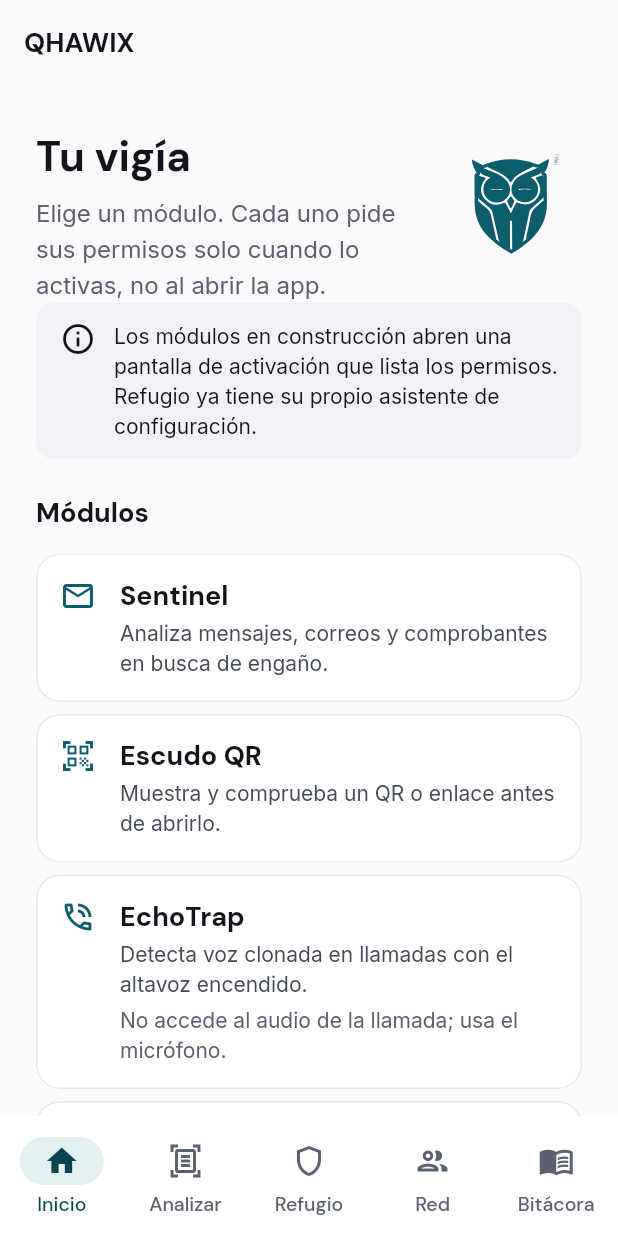
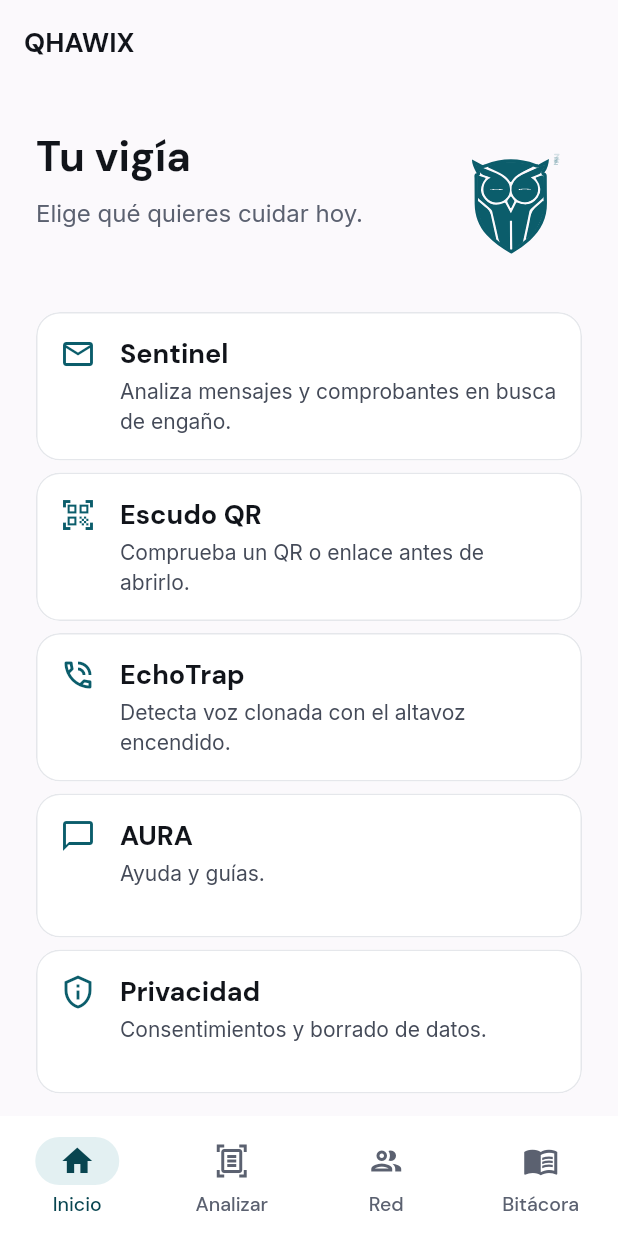
Before and after one commit to bennndev/qhawix, a Flutter app: the screen it shows after launch, on a phone screen of 412 x 824 dp. Run offline on Flutter 3.47's test engine with Material 3 defaults, Android fonts, the phone set to English and light mode, and no system bars; our stand-ins replace flutter_local_notifications, flutter_native_contact_picker, flutter_secure_storage, geolocator, go_router, native_geofence and 1 more; missing offline and left inert: android_alarm_manager_plus, another_telephony, cryptography.

Commit message:
feat(ui): remove Refuge and Guardian Pay from the product shell
Drop both modules from catalog, bottom tabs, router, and providers so the main app only exposes the active product surface.

Co-authored-by: Cursor <cursoragent@cursor.com>

```diff
--- a/ui/lib/app/analyze_screen.dart
+++ b/ui/lib/app/analyze_screen.dart
@@ -28,16 +28,13 @@ class AnalyzeScreen extends StatelessWidget {
               children: [
                 const PageHeader(
                   title: 'Analizar',
-                  subtitle:
-                      'Mensajes, QR y llamadas. Cada módulo pide solo el '
-                      'permiso que necesita cuando lo abres.',
+                  subtitle: 'Mensajes, QR y llamadas.',
                 ),
                 for (final entry in ModuleCatalog.analyzeEntries) ...[
                   ModuleCard(
                     icon: entry.icon,
                     name: entry.name,
                     purpose: entry.purpose,
-                    limitNote: entry.limitNote,
                     onTap: () => openModule(context, entry),
                   ),
                   SizedBox(height: space.sm),
--- a/ui/lib/app/app_router.dart
+++ b/ui/lib/app/app_router.dart
@@ -2,7 +2,6 @@ import 'package:flutter/material.dart';
 import 'package:go_router/go_router.dart';
 
 import '../features/logbook/view/logbook_screen.dart';
-import '../features/refuge/view/refuge_screen.dart';
 import '../features/trust_circle/view/trust_circle_screen.dart';
 import 'analyze_screen.dart';
 import 'app_shell.dart';
@@ -11,7 +10,7 @@ import 'module_catalog.dart';
 import 'module_host.dart';
 import 'module_onboarding_screen.dart';
 
-/// Root [GoRouter] for the QHAWIX shell (five tabs + module routes).
+/// Root [GoRouter] for the QHAWIX shell (four tabs + module routes).
 GoRouter createAppRouter({GlobalKey<NavigatorState>? navigatorKey}) {
   return GoRouter(
     navigatorKey: navigatorKey,
@@ -40,14 +39,6 @@ GoRouter createAppRouter({GlobalKey<NavigatorState>? navigatorKey}) {
           StatefulShellBranch(
             routes: [
               GoRoute(
-                path: '/refugio',
-                builder: (context, state) => const RefugeScreen(),
-              ),
-            ],
-          ),
-          StatefulShellBranch(
-            routes: [
-              GoRoute(
                 path: '/red',
                 builder: (context, state) => const TrustCircleScreen(),
               ),
@@ -66,7 +57,8 @@ GoRouter createAppRouter({GlobalKey<NavigatorState>? navigatorKey}) {
       GoRoute(
         path: '/m/:slug/onboarding',
         builder: (context, state) {
-          final entry = ModuleCatalog.byPathSegment(state.pathParameters['slug']!);
+          final entry =
+              ModuleCatalog.byPathSegment(state.pathParameters['slug']!);
           if (entry == null) {
             return const _UnknownModuleScreen();
           }
@@ -76,7 +68,8 @@ GoRouter createAppRouter({GlobalKey<NavigatorState>? navigatorKey}) {
       GoRoute(
         path: '/m/:slug',
         builder: (context, state) {
-          final entry = ModuleCatalog.byPathSegment(state.pathParameters['slug']!);
+          final entry =
+              ModuleCatalog.byPathSegment(state.pathParameters['slug']!);
           if (entry == null) {
             return const _UnknownModuleScreen();
           }
--- a/ui/lib/app/app_shell.dart
+++ b/ui/lib/app/app_shell.dart
@@ -3,7 +3,7 @@ import 'package:go_router/go_router.dart';
 
 import '../core/widgets/bottom_nav.dart';
 
-/// Persistent chrome: bottom navigation for the five DESIGN.md tabs.
+/// Persistent chrome: bottom navigation for the main tabs.
 class AppShell extends StatelessWidget {
   const AppShell({super.key, required this.navigationShell});
 
@@ -12,7 +12,6 @@ class AppShell extends StatelessWidget {
   static const _tabs = <QhawixTab>[
     QhawixTab.inicio,
     QhawixTab.analizar,
-    QhawixTab.refugio,
     QhawixTab.red,
     QhawixTab.bitacora,
   ];
--- a/ui/lib/app/home_screen.dart
+++ b/ui/lib/app/home_screen.dart
@@ -4,7 +4,6 @@ import '../core/widgets/guardian_mascot/guardian_mascot.dart';
 import '../core/widgets/module_card.dart';
 import '../core/widgets/page_header.dart';
 import '../core/widgets/qhawix_app_bar.dart';
-import '../core/widgets/status_banner.dart';
 import 'module_catalog.dart';
 import 'module_navigation.dart';
 
@@ -28,12 +27,10 @@ class HomeScreen extends StatelessWidget {
                 Row(
                   crossAxisAlignment: CrossAxisAlignment.start,
                   children: [
-                    Expanded(
+                    const Expanded(
                       child: PageHeader(
                         title: 'Tu vigía',
-                        subtitle:
-                            'Elige un módulo. Cada uno pide sus permisos solo '
-                            'cuando lo activas, no al abrir la app.',
+                        subtitle: 'Elige qué quieres cuidar hoy.',
                       ),
                     ),
                     GuardianMascot(
@@ -49,21 +46,12 @@ class HomeScreen extends StatelessWidget {
                     ),
                   ],
                 ),
-                const StatusBanner(
-                  message:
-                      'Los módulos en construcción abren una pantalla de '
-                      'activación que lista los permisos. Refugio ya tiene su '
-                      'propio asistente de configuración.',
-                ),
                 SizedBox(height: space.lg),
-                Text('Módulos', style: context.text.titleMedium),
-                SizedBox(height: space.md),
                 for (final entry in ModuleCatalog.homeEntries) ...[
                   ModuleCard(
                     icon: entry.icon,
                     name: entry.name,
                     purpose: entry.purpose,
-                    limitNote: entry.limitNote,
                     onTap: () => openModule(context, entry),
                   ),
                   SizedBox(height: space.sm),
--- a/ui/lib/app/module_catalog.dart
+++ b/ui/lib/app/module_catalog.dart
@@ -5,8 +5,6 @@ enum AppModuleId {
   sentinel,
   qrShield,
   echoTrap,
-  refuge,
-  guardianPay,
   trustCircle,
   logbook,
   aura,
@@ -21,13 +19,8 @@ class ModulePermissionNeed {
     this.opensSystemSettings = false,
   });
 
-  /// Short Spanish label (sentence case).
   final String title;
-
-  /// One sentence: why this module needs it.
   final String why;
-
-  /// True when the grant lives in a manufacturer or system settings page.
   final bool opensSystemSettings;
 }
 
@@ -52,51 +45,45 @@ class ModuleCatalogEntry {
   final List<ModulePermissionNeed> permissions;
   final String routePath;
   final String? limitNote;
-
-  /// Module already has a dedicated wizard (for example Refugio zona segura).
   final bool usesOwnOnboarding;
-
-  /// Open the module screen without the generic activation gate.
   final bool skipActivationGate;
 }
 
-/// Product modules for the shell menus. Copy follows README / DESIGN.md names.
+/// Product modules for the shell menus.
 abstract final class ModuleCatalog {
   static const List<ModuleCatalogEntry> all = [
     ModuleCatalogEntry(
       id: AppModuleId.sentinel,
       name: 'Sentinel',
-      purpose: 'Analiza mensajes, correos y comprobantes en busca de engaño.',
+      purpose: 'Analiza mensajes y comprobantes en busca de engaño.',
       icon: Icons.mail_outline,
       routePath: '/m/sentinel',
       permissions: [
         ModulePermissionNeed(
           title: 'Ninguno al empezar',
-          why: 'Puedes pegar o importar texto. Más adelante, compartir desde '
-              'otras apps puede pedir acceso al archivo que elijas.',
+          why: 'Puedes pegar texto. Compartir desde otras apps es opcional.',
         ),
       ],
     ),
     ModuleCatalogEntry(
       id: AppModuleId.qrShield,
       name: 'Escudo QR',
-      purpose: 'Muestra y comprueba un QR o enlace antes de abrirlo.',
+      purpose: 'Comprueba un QR o enlace antes de abrirlo.',
       icon: Icons.qr_code_scanner_outlined,
       routePath: '/m/qr-shield',
       permissions: [
         ModulePermissionNeed(
           title: 'Cámara',
-          why: 'Solo al escanear. Si no la das, puedes pegar la URL.',
+          why: 'Solo al escanear. Si no, pega la URL.',
         ),
       ],
     ),
     ModuleCatalogEntry(
       id: AppModuleId.echoTrap,
       name: 'EchoTrap',
-      purpose: 'Detecta voz clonada en llamadas con el altavoz encendido.',
+      purpose: 'Detecta voz clonada con el altavoz encendido.',
       icon: Icons.phone_in_talk_outlined,
       routePath: '/m/echotrap',
-      limitNote: 'No accede al audio de la llamada; usa el micrófono.',
       permissions: [
         ModulePermissionNeed(
           title: 'Micrófono',
@@ -104,59 +91,7 @@ abstract final class ModuleCatalog {
         ),
         ModulePermissionNeed(
           title: 'Notificaciones',
-          why: 'Muestra que la detección está activa en primer plano.',
-        ),
-      ],
-    ),
-    ModuleCatalogEntry(
-      id: AppModuleId.refuge,
-      name: 'Refugio',
-      purpose: 'Zona segura: SMS a tu círculo si estás lejos de casa a deshora.',
-      icon: Icons.shield_outlined,
-      routePath: '/refugio',
-      usesOwnOnboarding: true,
-      skipActivationGate: true,
-      limitNote: 'También pide inicio automático en algunos teléfonos.',
-      permissions: [
-        ModulePermissionNeed(
-          title: 'Ubicación (todo el tiempo)',
-          why: 'Para saber si saliste de tu zona de casa, con la app cerrada.',
-          opensSystemSettings: true,
-        ),
-        ModulePermissionNeed(
-          title: 'SMS',
-          why: 'Envía la alerta desde tu propio celular a tus contactos.',
-        ),
-        ModulePermissionNeed(
-          title: 'Notificaciones',
-          why: 'Cuenta regresiva y avisos antes de enviar.',
-        ),
-        ModulePermissionNeed(
-          title: 'Alarmas exactas',
-          why: 'Revisa la ventana horaria aunque la app esté cerrada.',
-        ),
-        ModulePermissionNeed(
-          title: 'Sin optimización de batería',
-          why: 'Reduce que el sistema detenga las alertas.',
-          opensSystemSettings: true,
-        ),
-        ModulePermissionNeed(
-          title: 'Inicio automático (fabricante)',
-          why: 'En Honor, Xiaomi y otros, sin esto el SMS en segundo plano falla.',
-          opensSystemSettings: true,
-        ),
-      ],
-    ),
-    ModuleCatalogEntry(
-      id: AppModuleId.guardianPay,
-      name: 'Guardian Pago',
-      purpose: 'Compuerta real antes de pagar o abrir una billetera.',
-      icon: Icons.account_balance_wallet_outlined,
-      routePath: '/m/guardian-pay',
-      permissions: [
-        ModulePermissionNeed(
-          title: 'Los de Refugio, si usas la compuerta',
-          why: 'La retención reutiliza la pausa de Refugio; no congela bancos.',
+          why: 'Muestra que la detección está activa.',
         ),
       ],
     ),
@@ -166,25 +101,23 @@ abstract final class ModuleCatalog {
       purpose: 'Contactos de confianza, alertas y SOS.',
       icon: Icons.group_outlined,
       routePath: '/red',
-      // Own onboarding inside the module (notifications + contact picker).
       usesOwnOnboarding: true,
       skipActivationGate: true,
       permissions: [
         ModulePermissionNeed(
           title: 'Notificaciones',
-          why: 'Para avisarte de alertas de tu círculo cuando la app no está abierta.',
+          why: 'Avisos cuando la app no está abierta.',
         ),
         ModulePermissionNeed(
           title: 'Selector de contactos',
-          why:
-              'Eliges un contacto del sistema. QHAWIX no pide leer toda tu agenda.',
+          why: 'Eliges un contacto; no leemos toda tu agenda.',
         ),
       ],
     ),
     ModuleCatalogEntry(
       id: AppModuleId.logbook,
       name: 'Bitácora',
-      purpose: 'Línea de tiempo, evidencia e informes de incidentes.',
+      purpose: 'Línea de tiempo e informes.',
       icon: Icons.menu_book_outlined,
       routePath: '/bitacora',
       skipActivationGate: true,
@@ -193,7 +126,7 @@ abstract final class ModuleCatalog {
     ModuleCatalogEntry(
       id: AppModuleId.aura,
       name: 'AURA',
-      purpose: 'Asistente que explica, guía y educa.',
+      purpose: 'Ayuda y guías.',
       icon: Icons.chat_bubble_outline,
       routePath: '/m/aura',
       permissions: [],
@@ -201,7 +134,7 @@ abstract final class ModuleCatalog {
     ModuleCatalogEntry(
       id: AppModuleId.privacy,
       name: 'Privacidad',
-      purpose: 'Consentimientos, permisos y borrado de datos.',
+      purpose: 'Consentimientos y borrado de datos.',
       icon: Icons.privacy_tip_outlined,
       routePath: '/m/privacy',
       permissions: [],
@@ -224,8 +157,6 @@ abstract final class ModuleCatalog {
         return 'qr-shield';
       case AppModuleId.echoTrap:
         return 'echotrap';
-      case AppModuleId.guardianPay:
-        return 'guardian-pay';
       case AppModuleId.trustCircle:
         return 'trust-circle';
       default:
@@ -235,10 +166,15 @@ abstract final class ModuleCatalog {
 
   static String slugFor(AppModuleId id) => _slug(byId(id));
 
-  /// Modules listed on Inicio (overview).
-  static List<ModuleCatalogEntry> get homeEntries => all;
+  /// Modules on Inicio (not duplicated as bottom tabs).
+  static List<ModuleCatalogEntry> get homeEntries => [
+        byId(AppModuleId.sentinel),
+        byId(AppModuleId.qrShield),
+        byId(AppModuleId.echoTrap),
+        byId(AppModuleId.aura),
+        byId(AppModuleId.privacy),
+      ];
 
-  /// Analysis group on the Analizar tab.
   static List<ModuleCatalogEntry> get analyzeEntries => [
         byId(AppModuleId.sentinel),
         byId(AppModuleId.qrShield),
--- a/ui/lib/app/module_host.dart
+++ b/ui/lib/app/module_host.dart
@@ -7,7 +7,6 @@ import '../core/widgets/qhawix_buttons.dart';
 import '../core/widgets/status_banner.dart';
 import '../features/aura/view/aura_screen.dart';
 import '../features/echotrap/view/echotrap_screen.dart';
-import '../features/guardian_pay/view/guardian_pay_screen.dart';
 import '../features/privacy/view/privacy_screen.dart';
 import '../features/qr_shield/view/qr_shield_screen.dart';
 import '../features/sentinel/view/sentinel_screen.dart';
@@ -22,13 +21,10 @@ Widget moduleScreenFor(ModuleCatalogEntry entry) {
       return const QrShieldScreen();
     case AppModuleId.echoTrap:
       return const EchoTrapScreen();
-    case AppModuleId.guardianPay:
-      return const GuardianPayScreen();
     case AppModuleId.aura:
       return const AuraScreen();
     case AppModuleId.privacy:
       return const PrivacyScreen();
-    case AppModuleId.refuge:
     case AppModuleId.trustCircle:
     case AppModuleId.logbook:
       return ModulePlaceholderScreen(entry: entry);
@@ -54,7 +50,7 @@ class ModulePlaceholderScreen extends StatelessWidget {
             children: [
               PageHeader(title: entry.name, subtitle: entry.purpose),
               const StatusBanner(
-                message: 'Usa la pestaña correspondiente en la barra inferior.',
+                message: 'Usa la pestaña de la barra inferior.',
               ),
               const Spacer(),
               SecondaryButton(
--- a/ui/lib/app/module_onboarding_screen.dart
+++ b/ui/lib/app/module_onboarding_screen.dart
@@ -14,8 +14,7 @@ import 'module_catalog.dart';
 /// Per-module activation: explains purpose and the permissions it will need.
 ///
 /// Does not request system permissions yet for stub modules (honest limit).
-/// Refuge keeps its own wizard. When a module's platform adapter lands, the
-/// Continue action can call the real prompts from this screen.
+/// When a module's platform adapter lands, Continue can call the real prompts.
 class ModuleOnboardingScreen extends StatelessWidget {
   const ModuleOnboardingScreen({super.key, required this.entry});
 
--- a/ui/lib/app/qhawix_app.dart
+++ b/ui/lib/app/qhawix_app.dart
@@ -3,7 +3,6 @@ import 'package:go_router/go_router.dart';
 import 'package:provider/provider.dart';
 
 import '../core/theme/app_theme.dart';
-import '../features/refuge/refuge_providers.dart';
 import '../features/trust_circle/trust_circle_providers.dart';
 import 'app_router.dart';
 import 'module_activation_store.dart';
@@ -35,7 +34,6 @@ class _QhawixAppState extends State<QhawixApp> {
       providers: [
         ChangeNotifierProvider(create: (_) => ModuleActivationStore()),
         ...trustCircleProviders(),
-        ...refugeProviders(),
       ],
       child: MaterialApp.router(
         title: 'QHAWIX',
--- a/ui/lib/core/widgets/bottom_nav.dart
+++ b/ui/lib/core/widgets/bottom_nav.dart
@@ -2,11 +2,10 @@ import 'package:flutter/material.dart';
 
 import '../theme/theme_extensions.dart';
 
-/// One of the five app tabs.
+/// One of the main app tabs.
 enum QhawixTab {
   inicio('Inicio', Icons.home_outlined, Icons.home),
   analizar('Analizar', Icons.document_scanner_outlined, Icons.document_scanner),
-  refugio('Refugio', Icons.shield_outlined, Icons.shield),
   red('Red', Icons.group_outlined, Icons.group),
   bitacora('Bitácora', Icons.menu_book_outlined, Icons.menu_book);
 
@@ -17,7 +16,7 @@ enum QhawixTab {
   final IconData selectedIcon;
 }
 
-/// Bottom navigation with the five tabs.
+/// Bottom navigation with the main tabs.
 ///
 /// Surface fill, 80 dp minimum height that grows with the text scale, a 24 dp
 /// icon above a label that wraps instead of being dropped, and a teal-tint
--- a/ui/lib/core/widgets/wallet_gate_screen.dart
+++ b/ui/lib/core/widgets/wallet_gate_screen.dart
@@ -11,7 +11,7 @@ String remainingTimeLabel(Duration remaining) {
   return minutes == 1 ? 'Falta 1 minuto' : 'Faltan $minutes minutos';
 }
 
-/// Full-screen pause that covers a wallet app (Refugio and Guardian Pago).
+/// Full-screen pause that covers a wallet app when concealment is active.
 ///
 /// Canvas background, no red, no alarm wording, no padlock imagery and no
 /// QHAWIX wordmark, so it does not announce why it appeared. It states that it
```
Also changed, not shown: 2 other files.
